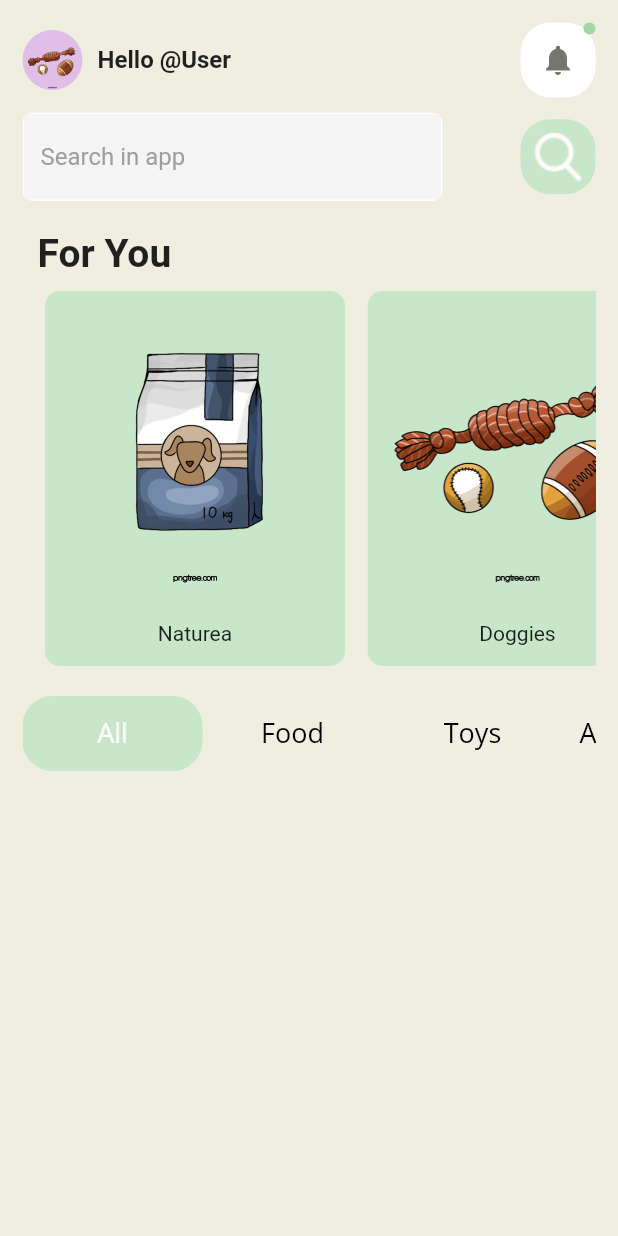
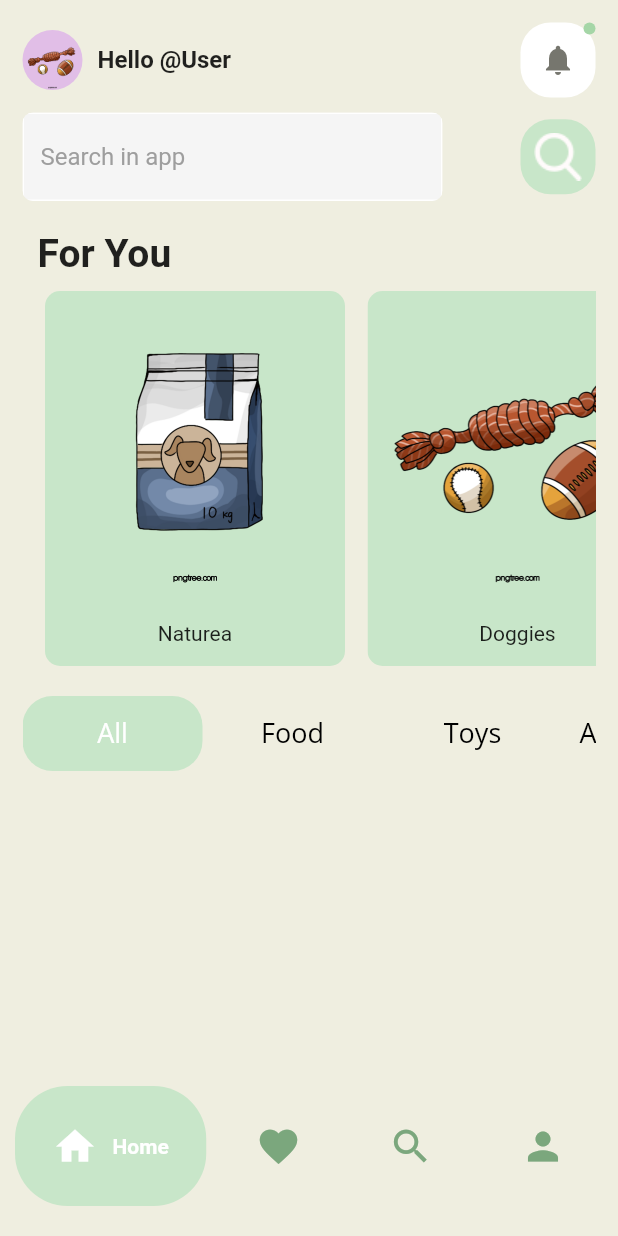
Before and after one commit to Sirfouq/petshopp_app, a Flutter app: the DashBoard screen opened by its route, on a phone screen of 412 x 824 dp. Run offline on Flutter 3.47's test engine with Material 2 defaults, Android fonts, the phone set to English and light mode, and no system bars; drawn by our look-alikes of google_nav_bar; our stand-ins replace go_router, google_fonts, hive, hive_flutter, lottie; accounts and stored records are empty.

Commit message:
Modern looking tabs introduced.

```diff
--- a/petshop_app/lib/dashboard.dart
+++ b/petshop_app/lib/dashboard.dart
@@ -1,6 +1,7 @@
-// ignore_for_file: prefer_const_constructors
-
 import 'package:flutter/material.dart';
+import 'package:google_nav_bar/google_nav_bar.dart';
+import 'package:petshop_app/settings.dart';
+import 'package:petshop_app/util/ModernTabs.dart';
 import 'package:petshop_app/util/desktop_layout.dart';
 
 import 'package:petshop_app/util/input_field.dart';
@@ -9,7 +10,7 @@
 import 'package:petshop_app/util/responsive_layout.dart';
 
 class DashBoard extends StatefulWidget {
-  const DashBoard({super.key});
+  const DashBoard({Key? key}) : super(key: key);
 
   @override
   State<DashBoard> createState() => _DashBoardState();
@@ -17,6 +18,7 @@
 
 class _DashBoardState extends State<DashBoard> {
   bool hasNewNotification = true;
+  int _selectedTab = 0;
   final controller = TextEditingController();
   final hintext = 'Search in app .....';
   final List items = [
@@ -29,22 +31,64 @@
     setState(() => hasNewNotification = false);
   }
 
+  void tabTap(int index) {
+    setState(() {
+      _selectedTab = index;
+    });
+  }
+
+  late List<Widget> tabs;
+
+  @override
+  void initState() {
+    super.initState();
+    // Initialize the tabs list here
+    tabs = [
+      ResponsiveLayout(
+        mobilelayout: MobileLayout(
+          hasNewNotification: hasNewNotification,
+          items: items,
+          controller: controller,
+          handleNotification: handleNotification,
+        ),
+        desktoplayout: DesktopLayout(),
+      ),
+      ResponsiveLayout(
+        mobilelayout: MobileLayout(
+          hasNewNotification: hasNewNotification,
+          items: items,
+          controller: controller,
+          handleNotification: handleNotification,
+        ),
+        desktoplayout: DesktopLayout(),
+      ),
+      SettingsPage(),
+      SettingsPage()
+    ];
+  }
+
   @override
   Widget build(BuildContext context) {
     return Scaffold(
+      bottomNavigationBar: ModernTabs(onTabTap: tabTap,),
       resizeToAvoidBottomInset: false,
       backgroundColor: Color.fromARGB(255, 239, 238, 224),
       body: SafeArea(
-        child: ResponsiveLayout(
-          mobilelayout: MobileLayout(
-            hasNewNotification: hasNewNotification,
-            items: items,
-            controller: controller,
-            handleNotification: handleNotification,
-          ),
-          desktoplayout: DesktopLayout(),
-        ),
+        child: tabs[_selectedTab],
       ),
     );
   }
 }
+
+void main() {
+  runApp(MyApp());
+}
+
+class MyApp extends StatelessWidget {
+  @override
+  Widget build(BuildContext context) {
+    return MaterialApp(
+      home: DashBoard(),
+    );
+  }
+}
--- a/petshop_app/lib/main.dart
+++ b/petshop_app/lib/main.dart
@@ -1,14 +1,14 @@
-// ignore_for_file: prefer_const_constructors
+// ignore_for_file: prefer_const_constructors, prefer_const_literals_to_create_immutables
 import 'package:flutter/material.dart';
 import 'package:go_router/go_router.dart';
 import 'package:google_fonts/google_fonts.dart';
+import 'package:google_nav_bar/google_nav_bar.dart';
 import 'package:hive/hive.dart';
 import 'package:hive_flutter/hive_flutter.dart';
 
 import 'package:lottie/lottie.dart';
 import 'package:petshop_app/config/app_router.dart';
 import 'package:petshop_app/services/dbservices.dart';
-
 
 void main() async {
   await Hive.initFlutter();
--- /dev/null
+++ b/petshop_app/lib/settings.dart
@@ -0,0 +1,15 @@
+import 'package:flutter/material.dart';
+
+class SettingsPage extends StatefulWidget {
+  const SettingsPage({super.key});
+
+  @override
+  State<SettingsPage> createState() => _SettingsPageState();
+}
+
+class _SettingsPageState extends State<SettingsPage> {
+  @override
+  Widget build(BuildContext context) {
+    return Scaffold();
+  }
+}
--- /dev/null
+++ b/petshop_app/lib/util/ModernTabs.dart
@@ -0,0 +1,68 @@
+// ignore_for_file: prefer_const_constructors, prefer_const_literals_to_create_immutables
+
+import 'package:flutter/material.dart';
+import 'package:google_nav_bar/google_nav_bar.dart';
+
+class ModernTabs extends StatefulWidget {
+  final Function(int index) onTabTap;
+  ModernTabs({super.key,required this.onTabTap});
+
+  @override
+  State<ModernTabs> createState() => _ModernTabState();
+}
+
+class _ModernTabState extends State<ModernTabs> {
+
+
+  void onTapReturn(int index){
+    widget.onTabTap(index);
+  }
+
+  @override
+  Widget build(BuildContext context) {
+
+    return Padding(
+      padding: EdgeInsets.symmetric(vertical: 20, horizontal: 10),
+      child: GNav(
+        selectedIndex: 0,
+        onTabChange: (index) => onTapReturn(index),
+        backgroundColor: Color.fromARGB(255, 239, 238, 224),
+        color: Color.fromARGB(255, 123, 167, 125),
+        tabBorderRadius: 35.0,
+        tabBackgroundColor: Color.fromARGB(255, 200, 230, 201),
+        tabs: [
+          GButton(
+            icon: Icons.home,
+            iconSize: 30.0,
+            text: 'Home',
+            textColor: Colors.white,
+            gap: 10,
+            iconActiveColor: Colors.white,
+          ),
+          GButton(
+              icon: Icons.favorite,
+              iconSize: 30.0,
+              text: 'Likes',
+              textColor: Colors.white,
+              gap: 10,
+              iconActiveColor: Colors.white),
+          GButton(
+              icon: Icons.search,
+              iconSize: 30.0,
+              text: 'Search',
+              textColor: Colors.white,
+              gap: 10,
+              iconActiveColor: Colors.white),
+          GButton(
+              icon: Icons.person,
+              iconSize: 30.0,
+              text: 'Profile',
+              textSize: 20.0,
+              textColor: Colors.white,
+              gap: 10,
+              iconActiveColor: Colors.white)
+        ],
+      ),
+    );
+  }
+}
--- a/petshop_app/pubspec.yaml
+++ b/petshop_app/pubspec.yaml
@@ -37,6 +37,7 @@
   hive: ^2.2.3
   hive_flutter: ^1.1.0
   hive_generator: ^2.0.0
+  google_nav_bar: ^5.0.6
 
   # The following adds the Cupertino Icons font to your application.
   # Use with the CupertinoIcons class for iOS style icons.
```
Also changed, not shown: petshop_app/pubspec.lock.
